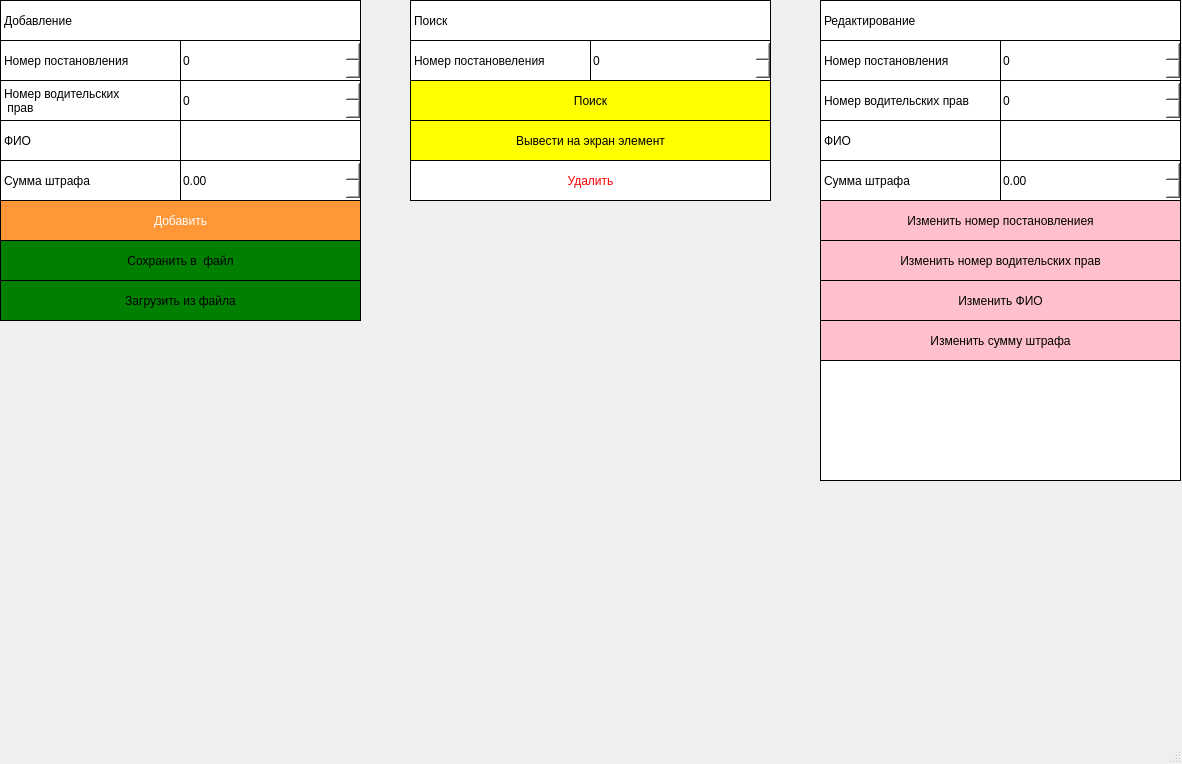
Qt form mainwindow.ui (Dikobrazzzec/MPKursovaya) before a commit.
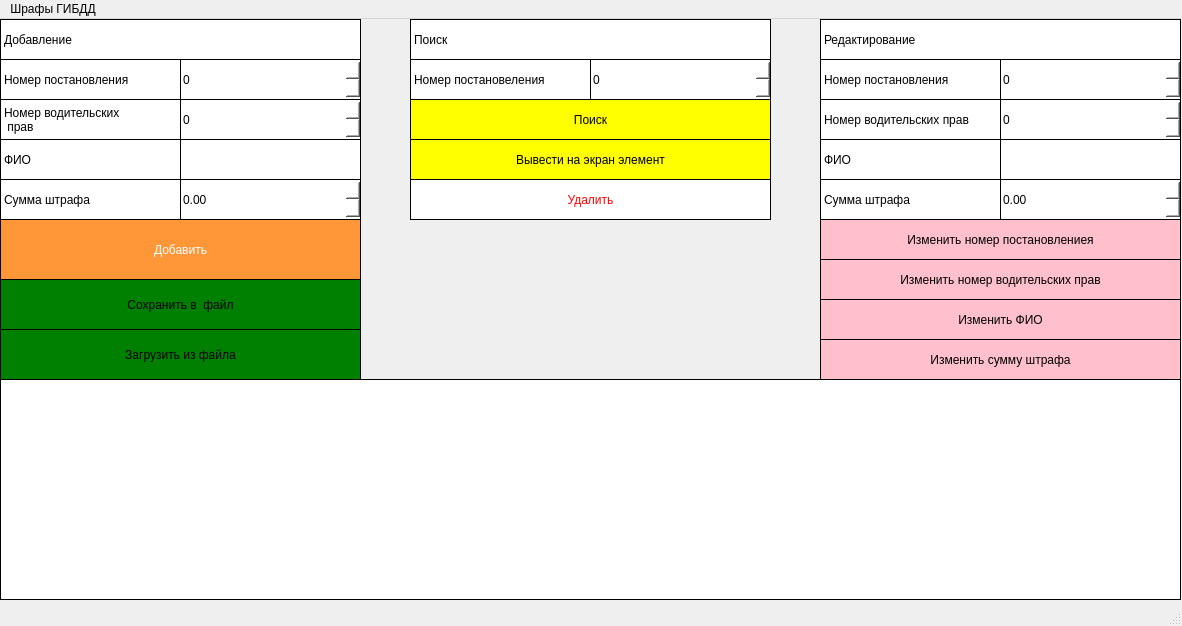
The same form after that commit.

Commit message: all besides working interface

Diff of the .ui file:
```diff
--- a/mainwindow.ui
+++ b/mainwindow.ui
@@ -7,7 +7,7 @@
     <x>0</x>
     <y>0</y>
     <width>1182</width>
-    <height>764</height>
+    <height>626</height>
    </rect>
   </property>
   <property name="windowTitle">
@@ -459,7 +459,7 @@
       <x>0</x>
       <y>200</y>
       <width>361</width>
-      <height>41</height>
+      <height>61</height>
      </rect>
     </property>
     <property name="styleSheet">
@@ -601,9 +601,9 @@
     <property name="geometry">
      <rect>
       <x>0</x>
-      <y>240</y>
+      <y>260</y>
       <width>361</width>
-      <height>41</height>
+      <height>51</height>
      </rect>
     </property>
     <property name="styleSheet">
@@ -625,9 +625,9 @@
     <property name="geometry">
      <rect>
       <x>0</x>
-      <y>280</y>
+      <y>310</y>
       <width>361</width>
-      <height>41</height>
+      <height>51</height>
      </rect>
     </property>
     <property name="styleSheet">
@@ -672,10 +672,10 @@
    <widget class="QLabel" name="label_6">
     <property name="geometry">
      <rect>
-      <x>820</x>
+      <x>0</x>
       <y>360</y>
-      <width>361</width>
-      <height>121</height>
+      <width>1181</width>
+      <height>221</height>
      </rect>
     </property>
     <property name="styleSheet">
@@ -700,6 +700,12 @@
      <height>21</height>
     </rect>
    </property>
+   <widget class="QMenu" name="menu">
+    <property name="title">
+     <string>Шрафы ГИБДД</string>
+    </property>
+   </widget>
+   <addaction name="menu"/>
   </widget>
   <widget class="QStatusBar" name="statusbar"/>
  </widget>
```
Left out of the diff: 38 changed lines with no effect on the pictures. The commit also changes 2 other files.
